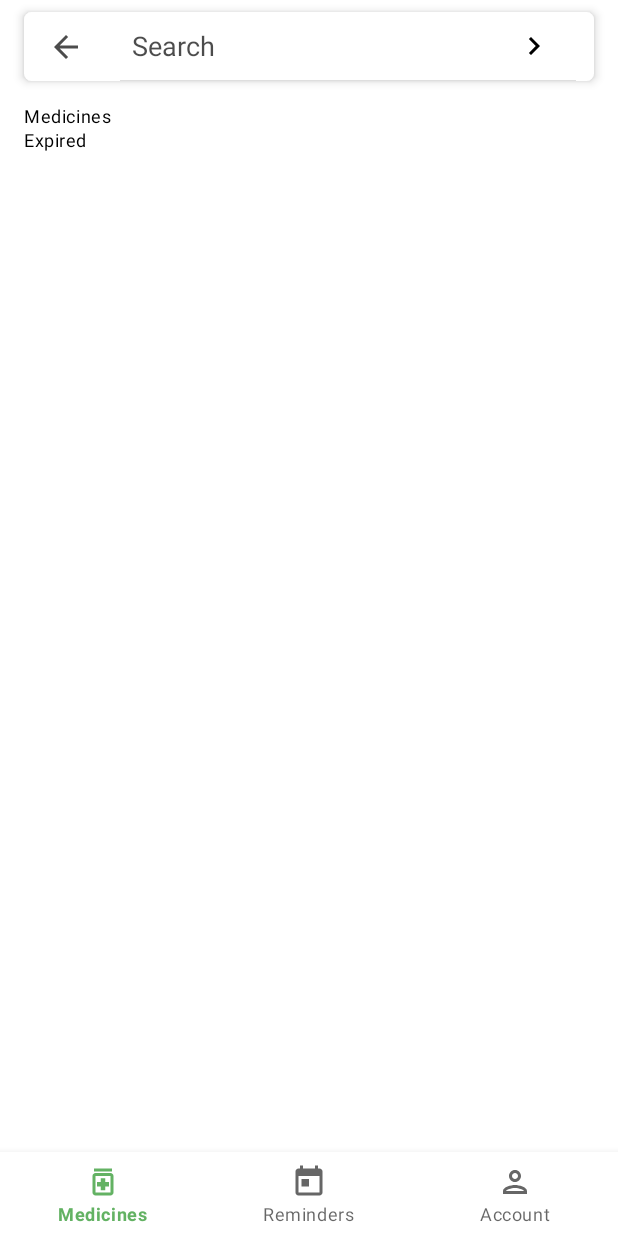
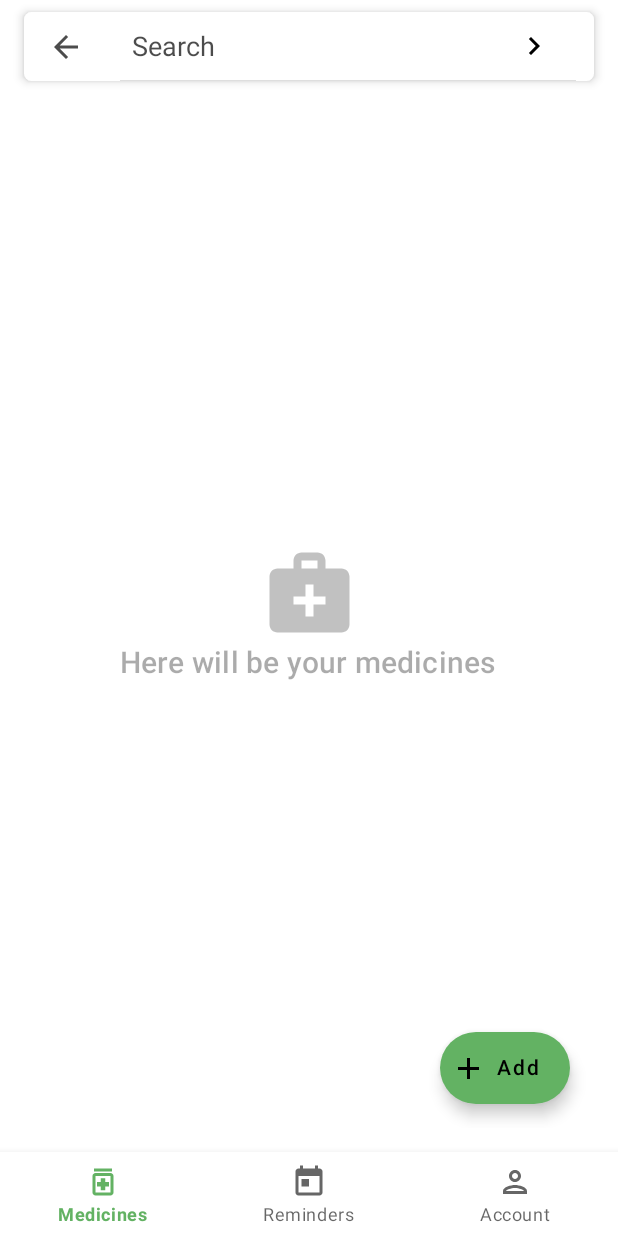
Before and after one commit to l1feforce/MedicinesStorage, an Android app built with Jetpack Compose: the screen it shows after launch (MainActivity), after a tap on "Medicines", on a phone screen of 412 x 824 dp. Run offline under Robolectric (Android 15) with nearby library versions, the phone set to English and light mode, and no system bars; our stand-ins replace Firebase (no records; nobody signed in at launch, a user with empty details on screens opened directly), Room's generated code, accompanist, navigation-ui; libraries missing offline, so code that uses them is left out: com.fasterxml.jackson, retrofit2.converter.jackson; 5 statements that could not run were skipped.

Commit message:
Migrated MedicinesScreen to jetpack compose

```diff
--- a/app/src/main/java/ru/spbstu/gusev/medicinesstorage/di/Modules.kt
+++ b/app/src/main/java/ru/spbstu/gusev/medicinesstorage/di/Modules.kt
@@ -4,6 +4,7 @@ import androidx.room.Room
 import androidx.work.WorkManager
 import org.koin.android.ext.koin.androidApplication
 import org.koin.androidx.viewmodel.dsl.viewModel
+import org.koin.androidx.viewmodel.dsl.viewModelOf
 import org.koin.dsl.module
 import ru.spbstu.gusev.medicinesstorage.data.local.medicines.MEDICINES_DATABASE_NAME
 import ru.spbstu.gusev.medicinesstorage.data.local.medicines.MedicinesDatabase
@@ -48,7 +49,7 @@ fun mainModule() = module {
 }
 
 fun viewModelsModel() = module {
-    viewModel { MedicinesViewModel(get()) }
+    viewModelOf(::MedicinesViewModel)
     viewModel { RemindersViewModel(get(), get()) }
     viewModel { AccountViewModel(get(), get()) }
     viewModel { MedicineDetailsViewModel(get()) }
--- /dev/null
+++ b/app/src/main/java/ru/spbstu/gusev/medicinesstorage/ui/animations/ContentVisibility.kt
@@ -0,0 +1,26 @@
+package ru.spbstu.gusev.medicinesstorage.ui.animations
+
+import androidx.compose.animation.AnimatedVisibility
+import androidx.compose.animation.AnimatedVisibilityScope
+import androidx.compose.animation.core.Spring
+import androidx.compose.animation.core.spring
+import androidx.compose.animation.fadeIn
+import androidx.compose.animation.fadeOut
+import androidx.compose.runtime.Composable
+import androidx.compose.runtime.getValue
+import androidx.compose.runtime.mutableStateOf
+import androidx.compose.runtime.remember
+
+@Composable
+fun CrossfadeVisibility(
+    visible: Boolean,
+    content: @Composable() AnimatedVisibilityScope.() -> Unit
+) {
+    val spring by remember { mutableStateOf(spring<Float>(stiffness = Spring.StiffnessMediumLow)) }
+    AnimatedVisibility(
+        visible = visible,
+        enter = fadeIn(spring),
+        exit = fadeOut(spring),
+        content = content
+    )
+}
--- a/app/src/main/java/ru/spbstu/gusev/medicinesstorage/ui/medicines/MedicinesFragment.kt
+++ b/app/src/main/java/ru/spbstu/gusev/medicinesstorage/ui/medicines/MedicinesFragment.kt
@@ -3,32 +3,24 @@ package ru.spbstu.gusev.medicinesstorage.ui.medicines
 import android.os.Bundle
 import android.view.*
 import androidx.appcompat.widget.SearchView
-import androidx.compose.ui.platform.ComposeView
 import androidx.core.os.bundleOf
-import androidx.databinding.DataBindingUtil
-import androidx.fragment.app.Fragment
 import androidx.navigation.NavOptions
 import androidx.navigation.fragment.findNavController
 import org.koin.androidx.viewmodel.ext.android.viewModel
 import ru.spbstu.gusev.medicinesstorage.R
-import ru.spbstu.gusev.medicinesstorage.databinding.FragmentMedicinesBinding
+import ru.spbstu.gusev.medicinesstorage.core.BaseFragment
 import ru.spbstu.gusev.medicinesstorage.extensions.getColorFromTheme
 import ru.spbstu.gusev.medicinesstorage.extensions.hideKeyboard
 import ru.spbstu.gusev.medicinesstorage.extensions.setIconsColor
 import ru.spbstu.gusev.medicinesstorage.extensions.setupSearch
-import ru.spbstu.gusev.medicinesstorage.ui.medicines.adapters.MedicinesAdapter
+import ru.spbstu.gusev.medicinesstorage.models.Medicine
 import ru.spbstu.gusev.medicinesstorage.ui.medicines.medicinedetails.MEDICINE_DETAILS_KEY
 import ru.spbstu.gusev.medicinesstorage.ui.medicines.screens.medicines_list.MedicinesListScreen
-import ru.spbstu.gusev.medicinesstorage.utils.livedata.EventObserver
+import ru.spbstu.gusev.medicinesstorage.utils.composeContent
 
-class MedicinesFragment : Fragment() {
+class MedicinesFragment : BaseFragment() {
 
     val viewModel: MedicinesViewModel by viewModel()
-    private lateinit var binding: FragmentMedicinesBinding
-    private lateinit var freshMedicinesAdapter: MedicinesAdapter
-    private lateinit var expiredMedicinesAdapter: MedicinesAdapter
-
-    private val useCompose = true
 
     override fun onCreateView(
         inflater: LayoutInflater,
@@ -36,53 +28,24 @@ class MedicinesFragment : Fragment() {
         savedInstanceState: Bundle?
     ): View {
         setHasOptionsMenu(true)
-        if (!useCompose) {
-            binding =
-                DataBindingUtil.inflate(inflater, R.layout.fragment_medicines, container, false)
 
-            binding.lifecycleOwner = this.viewLifecycleOwner
-            binding.viewmodel = viewModel
-
-            freshMedicinesAdapter = MedicinesAdapter()
-            expiredMedicinesAdapter = MedicinesAdapter()
-
-            binding.expiredMedicinesAdapter = expiredMedicinesAdapter
-            binding.freshMedicinesAdapter = freshMedicinesAdapter
-
-            return binding.root
-        } else {
-            return ComposeView(requireContext()).apply {
-                setContent { MedicinesListScreen() }
-            }
+        return composeContent(requireContext()) {
+            MedicinesListScreen(viewModel,
+            onAddNewClick = ::onAddNewClick,
+            onOpenMedicineClick = ::onOpenMedicineClick)
         }
     }
 
-    override fun onActivityCreated(savedInstanceState: Bundle?) {
-        super.onActivityCreated(savedInstanceState)
+    private fun onAddNewClick() {
+        val navOptions = NavOptions.Builder().apply {
+            this.setLaunchSingleTop(true)
+        }.build()
+        findNavController().navigate(R.id.navigation_medicines_search, null, navOptions)
+    }
 
-        if (!useCompose) {
-            viewModel.freshMedicinesList.observe(viewLifecycleOwner, {
-                freshMedicinesAdapter.submitList(it)
-            })
-            viewModel.expiredMedicinesList.observe(viewLifecycleOwner, {
-                expiredMedicinesAdapter.submitList(it)
-            })
-            viewModel.openMedicineEvent.observe(
-                viewLifecycleOwner,
-                EventObserver { medicineDetails ->
-                    val bundle = bundleOf(MEDICINE_DETAILS_KEY to medicineDetails)
-                    findNavController().navigate(R.id.navigation_medicine_details, bundle)
-                })
-            viewModel.addNewMedicineEvent.observe(viewLifecycleOwner, EventObserver {
-                val navOptions = NavOptions.Builder().apply {
-                    this.setLaunchSingleTop(true)
-                }.build()
-                findNavController().navigate(R.id.navigation_medicines_search, null, navOptions)
-            })
-            viewModel.medicinesList.observe(viewLifecycleOwner, {
-                viewModel.filteredMedicinesList.value = it
-            })
-        }
+    private fun onOpenMedicineClick(medicineDetails: Medicine) {
+        val bundle = bundleOf(MEDICINE_DETAILS_KEY to medicineDetails)
+        findNavController().navigate(R.id.navigation_medicine_details, bundle)
     }
 
     override fun onCreateOptionsMenu(menu: Menu, inflater: MenuInflater) {
--- a/app/src/main/java/ru/spbstu/gusev/medicinesstorage/ui/medicines/MedicinesViewModel.kt
+++ b/app/src/main/java/ru/spbstu/gusev/medicinesstorage/ui/medicines/MedicinesViewModel.kt
@@ -1,58 +1,64 @@
 package ru.spbstu.gusev.medicinesstorage.ui.medicines
 
-import androidx.lifecycle.MutableLiveData
-import androidx.lifecycle.Transformations
+import androidx.compose.runtime.getValue
+import androidx.compose.runtime.mutableStateOf
+import androidx.compose.runtime.setValue
 import androidx.lifecycle.ViewModel
-import androidx.lifecycle.asLiveData
+import androidx.lifecycle.viewModelScope
+import kotlinx.coroutines.flow.onStart
+import kotlinx.coroutines.launch
 import ru.spbstu.gusev.medicinesstorage.data.local.medicines.MedicinesRepository
 import ru.spbstu.gusev.medicinesstorage.models.Medicine
-import ru.spbstu.gusev.medicinesstorage.utils.livedata.Event
 
-class MedicinesViewModel(medicinesRepository: MedicinesRepository) : ViewModel() {
+class MedicinesViewModel(private val medicinesRepository: MedicinesRepository) : ViewModel() {
 
-    private val currentTimeSeconds = System.currentTimeMillis() / 1000
+    private val currentTimeSeconds: Long
+        get() = System.currentTimeMillis() / 1000
 
-    val medicinesList =
-        medicinesRepository.getAllMedicines().asLiveData()
-    val filteredMedicinesList = MutableLiveData(medicinesRepository.getAllMedicines().asLiveData().value)
-    val isEmptyMedicinesList =
-        Transformations.map(medicinesList) { it.isEmpty() }
+    private var medicinesListState by mutableStateOf(emptyList<Medicine>())
+    var filteredMedicinesListState by mutableStateOf(emptyList<Medicine>())
+    fun isMedicinesListEmpty() = filteredMedicinesListState.isEmpty()
 
-    val expiredMedicinesList = Transformations.map(filteredMedicinesList) { medicinesList ->
-        medicinesList?.filter { medicine ->
-            currentTimeSeconds >= medicine.useUntil
-        } ?: listOf()
+    var isLoading by mutableStateOf(false)
+
+    var freshMedicinesListState by mutableStateOf(emptyList<Medicine>())
+    fun isFreshMedicinesListEmpty() = freshMedicinesListState.isEmpty()
+
+    var expiredMedicinesListState by mutableStateOf(emptyList<Medicine>())
+    fun isExpiredMedicinesListEmpty() = expiredMedicinesListState.isEmpty()
+
+    init {
+        viewModelScope.launch { observeMedicinesItems() }
     }
-    val isEmptyExpiredMedicinesList =
-        Transformations.map(expiredMedicinesList) { it.isEmpty() }
-
-    val freshMedicinesList = Transformations.map(filteredMedicinesList) { medicinesList ->
-        medicinesList?.filter { medicine ->
-            currentTimeSeconds < medicine.useUntil
-        } ?: listOf()
-    }
-    val isEmptyFreshMedicinesList =
-        Transformations.map(freshMedicinesList) { it.isEmpty() }
 
     fun filter(query: String?) {
-        val filteredList = medicinesList.value?.filter { medicine ->
+        val filteredList = medicinesListState.filter { medicine ->
             medicine.name.contains(
                 query ?: "",
                 ignoreCase = true
             )
         }
-        filteredMedicinesList.value = filteredList
+        filteredMedicinesListState = filteredList
+        filterMedicines(filteredMedicinesListState)
     }
 
-    val openMedicineEvent = MutableLiveData<Event<Medicine>>()
-
-    fun openMedicine(medicine: Medicine) {
-        openMedicineEvent.value = Event(medicine)
+    private suspend fun observeMedicinesItems() {
+        medicinesRepository.getAllMedicines()
+            .onStart { isLoading = true }
+            .collect { medicinesList ->
+                medicinesListState = medicinesList
+                filteredMedicinesListState = medicinesList
+                filterMedicines(medicinesList)
+                isLoading = false
+            }
     }
 
-    val addNewMedicineEvent = MutableLiveData<Event<Unit>>()
-
-    fun addNewMedicine() {
-        addNewMedicineEvent.value = Event(Unit)
+    private fun filterMedicines(medicinesList: List<Medicine>) {
+        freshMedicinesListState = medicinesList.filter { medicine ->
+            currentTimeSeconds < medicine.useUntil
+        }
+        expiredMedicinesListState = medicinesList.filter { medicine ->
+            currentTimeSeconds >= medicine.useUntil
+        }
     }
 }
--- /dev/null
+++ b/app/src/main/java/ru/spbstu/gusev/medicinesstorage/ui/medicines/screens/medicines_list/MedicinesEmptyPlaceholder.kt
@@ -0,0 +1,39 @@
+package ru.spbstu.gusev.medicinesstorage.ui.medicines.screens.medicines_list
+
+import androidx.compose.foundation.Image
+import androidx.compose.foundation.layout.Arrangement
+import androidx.compose.foundation.layout.Column
+import androidx.compose.foundation.layout.Spacer
+import androidx.compose.foundation.layout.requiredHeight
+import androidx.compose.material.ContentAlpha
+import androidx.compose.material.LocalContentAlpha
+import androidx.compose.material.MaterialTheme
+import androidx.compose.material.Text
+import androidx.compose.runtime.Composable
+import androidx.compose.ui.Alignment
+import androidx.compose.ui.Modifier
+import androidx.compose.ui.draw.alpha
+import androidx.compose.ui.res.painterResource
+import androidx.compose.ui.res.stringResource
+import ru.spbstu.gusev.medicinesstorage.R
+import ru.spbstu.gusev.medicinesstorage.ui.theme.MedicinesEmptyPlaceholderVerticalPadding
+
+
+@Composable
+fun MedicinesEmptyPlaceholder(modifier: Modifier = Modifier) {
+    Column(
+        verticalArrangement = Arrangement.Center,
+        horizontalAlignment = Alignment.CenterHorizontally,
+        modifier = modifier.alpha(ContentAlpha.disabled)
+    ) {
+        Image(
+            painter = painterResource(id = R.drawable.ic_medical_services_24px),
+            contentDescription = null
+        )
+        Spacer(modifier = Modifier.requiredHeight(MedicinesEmptyPlaceholderVerticalPadding))
+        Text(
+            text = stringResource(id = R.string.medicines_empty_title),
+            style = MaterialTheme.typography.h6
+        )
+    }
+}
--- a/app/src/main/java/ru/spbstu/gusev/medicinesstorage/ui/medicines/screens/medicines_list/MedicinesListScreen.kt
+++ b/app/src/main/java/ru/spbstu/gusev/medicinesstorage/ui/medicines/screens/medicines_list/MedicinesListScreen.kt
@@ -1,67 +1,97 @@
 package ru.spbstu.gusev.medicinesstorage.ui.medicines.screens.medicines_list
 
-import android.util.Log
-import androidx.annotation.StringRes
-import androidx.compose.foundation.ExperimentalFoundationApi
+import androidx.compose.foundation.layout.Box
+import androidx.compose.foundation.layout.fillMaxSize
 import androidx.compose.foundation.layout.padding
 import androidx.compose.foundation.lazy.LazyColumn
-import androidx.compose.foundation.lazy.LazyListScope
-import androidx.compose.foundation.lazy.items
-import androidx.compose.material.MaterialTheme
-import androidx.compose.material.Scaffold
-import androidx.compose.material.Text
+import androidx.compose.material.*
 import androidx.compose.runtime.Composable
-import androidx.compose.runtime.LaunchedEffect
-import androidx.compose.runtime.getValue
-import androidx.compose.runtime.livedata.observeAsState
+import androidx.compose.ui.Alignment
 import androidx.compose.ui.Modifier
+import androidx.compose.ui.res.painterResource
 import androidx.compose.ui.res.stringResource
 import org.koin.androidx.compose.get
 import ru.spbstu.gusev.medicinesstorage.R
 import ru.spbstu.gusev.medicinesstorage.models.Medicine
+import ru.spbstu.gusev.medicinesstorage.ui.animations.CrossfadeVisibility
 import ru.spbstu.gusev.medicinesstorage.ui.medicines.MedicinesViewModel
 import ru.spbstu.gusev.medicinesstorage.ui.theme.CommonScreenPadding
+import ru.spbstu.gusev.medicinesstorage.utils.showIf
 
 @Composable
 fun MedicinesListScreen(
-    viewModel: MedicinesViewModel = get()
+    viewModel: MedicinesViewModel = get(),
+    onAddNewClick: () -> Unit,
+    onOpenMedicineClick: (medicine: Medicine) -> Unit
 ) {
-    val freshMedicinesList: List<Medicine> by viewModel.freshMedicinesList.observeAsState(emptyList())
-    val expiredMedicinesList: List<Medicine> by viewModel.expiredMedicinesList.observeAsState(emptyList())
-    LaunchedEffect(key1 = freshMedicinesList) {
-        Log.d("test", "MedicinesListScreen: $freshMedicinesList")
+    Scaffold(
+        modifier = Modifier.padding(CommonScreenPadding),
+        floatingActionButton = {
+            ExtendedFabButton(onClick = onAddNewClick)
+        }) {
+        Box(
+            modifier = Modifier
+                .fillMaxSize()
+                .padding(it)
+        ) {
+            MedicinesLazyColumn(
+                viewModel,
+                onOpenMedicineClick,
+                Modifier.fillMaxSize()
+            )
+
+            CrossfadeVisibility(viewModel.isMedicinesListEmpty() && !viewModel.isLoading) {
+                MedicinesEmptyPlaceholder(
+                    modifier = Modifier
+                        .fillMaxSize()
+                        .align(Alignment.Center)
+                )
+            }
+        }
     }
-    Scaffold(modifier = Modifier.padding(CommonScreenPadding)) {
-        LazyColumn(modifier = Modifier.padding(it)) {
+}
+
+@Composable
+fun MedicinesLazyColumn(
+    viewModel: MedicinesViewModel,
+    onClick: (Medicine) -> Unit,
+    modifier: Modifier = Modifier
+) {
+    LazyColumn(
+        modifier = modifier
+    ) {
+        showIf(!viewModel.isFreshMedicinesListEmpty()) {
             MedicinesListBlock(
                 title = R.string.medicines_medicines_title,
-                medicineItems = freshMedicinesList
+                medicineItems = viewModel.freshMedicinesListState,
+                onClick = onClick
             )
+        }
+        showIf(!viewModel.isExpiredMedicinesListEmpty()) {
             MedicinesListBlock(
                 title = R.string.medicines_expired_title,
-                medicineItems = expiredMedicinesList
+                medicineItems = viewModel.expiredMedicinesListState,
+                onClick = onClick
             )
         }
     }
 }
 
-@OptIn(ExperimentalFoundationApi::class)
-fun LazyListScope.MedicinesListBlock(
-    @StringRes title: Int,
-    medicineItems: List<Medicine>
-) {
-    stickyHeader {
-        Text(
-            text = stringResource(id = title),
-            style = MaterialTheme.typography.caption,
-        )
-    }
-    items(medicineItems) {
-        MedicineItem(medicine = it)
-    }
+@Composable
+fun ExtendedFabButton(onClick: () -> Unit, modifier: Modifier = Modifier) {
+    ExtendedFloatingActionButton(
+        text = { Text(text = stringResource(id = R.string.medicines_extended_fab_label)) },
+        onClick = onClick,
+        icon = {
+            Icon(
+                painter = painterResource(id = R.drawable.ic_plus_24dp),
+                contentDescription = stringResource(
+                    id = R.string.medicines_extended_fab_label
+                )
+            )
+        },
+        backgroundColor = MaterialTheme.colors.primary,
+        contentColor = MaterialTheme.colors.onPrimary,
+        modifier = modifier
+    )
 }
-
-@Composable
-fun MedicineItem(medicine: Medicine) {
-    Text(text = medicine.name)
-}
--- a/app/src/main/java/ru/spbstu/gusev/medicinesstorage/ui/theme/Color.kt
+++ b/app/src/main/java/ru/spbstu/gusev/medicinesstorage/ui/theme/Color.kt
@@ -2,12 +2,17 @@ package ru.spbstu.gusev.medicinesstorage.ui.theme
 
 import androidx.compose.ui.graphics.Color
 
-val Purple200 = Color(0xFFBB86FC)
+val Purple200 = Color(0xFF63b263)
 val Purple500 = Color(0xFF6200EE)
 val Purple700 = Color(0xFF3700B3)
 val Teal200 = Color(0xFF03DAC5)
 
 val Grey500 = Color(0xFFe8e8e8)
-val Green500 = Color(0xFF57a57e)
+val DarkBlue500 = Color(0xFF2e48ea)
 
-val DarkBlue500 = Color(0xFF2e48ea)
+val Green200 = Color(0xFF94e592)
+val Green500 = Color(0xFF63b263)
+val Green700 = Color(0xFF318237)
+val Pink200 = Color(0xFFffaed0)
+val Pink700 = Color(0xFFb74d71)
+val Red700 = Color(0xFFB00020)
--- a/app/src/main/java/ru/spbstu/gusev/medicinesstorage/ui/theme/Paddings.kt
+++ b/app/src/main/java/ru/spbstu/gusev/medicinesstorage/ui/theme/Paddings.kt
@@ -2,5 +2,6 @@ package ru.spbstu.gusev.medicinesstorage.ui.theme
 
 import androidx.compose.ui.unit.dp
 
-/* Medicines screen*/
+/* Medicines screen */
 val CommonScreenPadding = 16.dp
+val MedicinesEmptyPlaceholderVerticalPadding = 8.dp
--- a/app/src/main/java/ru/spbstu/gusev/medicinesstorage/ui/theme/Theme.kt
+++ b/app/src/main/java/ru/spbstu/gusev/medicinesstorage/ui/theme/Theme.kt
@@ -5,24 +5,28 @@ import androidx.compose.material.MaterialTheme
 import androidx.compose.material.lightColors
 import androidx.compose.runtime.Composable
 import androidx.compose.ui.graphics.Color
+import com.google.accompanist.systemuicontroller.rememberSystemUiController
 
 
 private val LightColorPalette = lightColors(
-    primary = DarkBlue500,
-    primaryVariant = Purple700,
-    secondary = Teal200,
-    background = Grey500,
+    primary = Green500,
+    primaryVariant = Green700,
+    secondary = Pink200,
+    secondaryVariant = Pink700,
+    background = Color.White,
     surface = Color.White,
-    onPrimary = Color.White,
+    onPrimary = Color.Black,
     onSecondary = Color.Black,
     onBackground = Color.Black,
     onSurface = Color.Black,
+    error = Red700,
+    onError = Color.White
 )
 
 @Composable
-fun TeamSearchTheme(darkTheme: Boolean = isSystemInDarkTheme(), content: @Composable () -> Unit) {
+fun MedicinesStorageTheme(darkTheme: Boolean = isSystemInDarkTheme(), content: @Composable () -> Unit) {
     val colors = LightColorPalette
-    //val systemUiController = rememberSystemUiController()
+    val systemUiController = rememberSystemUiController()
 
     MaterialTheme(
         colors = colors,
@@ -31,6 +35,6 @@ fun TeamSearchTheme(darkTheme: Boolean = isSystemInDarkTheme(), content: @Compos
         content = content
     )
 
-    //systemUiController.setStatusBarColor(DarkBlue500, false)
+    systemUiController.setStatusBarColor(Color.White, true)
 
 }
--- /dev/null
+++ b/app/src/main/java/ru/spbstu/gusev/medicinesstorage/utils/ComposeUtils.kt
@@ -0,0 +1,16 @@
+package ru.spbstu.gusev.medicinesstorage.utils
+
+import android.content.Context
+import android.view.View
+import androidx.compose.runtime.Composable
+import androidx.compose.ui.platform.ComposeView
+import ru.spbstu.gusev.medicinesstorage.ui.theme.MedicinesStorageTheme
+
+fun composeContent(context: Context, content: @Composable () -> Unit): View =
+    ComposeView(context).apply {
+        setContent { MedicinesStorageTheme { content() } }
+    }
+
+inline fun showIf(condition: Boolean, action: () -> Unit) {
+    if (condition) action()
+}
--- a/app/src/main/res/layout/item_medicine.xml
+++ b/app/src/main/res/layout/item_medicine.xml
@@ -35,6 +35,7 @@
             android:layout_marginStart="16dp"
             android:layout_marginEnd="8dp"
             android:text="@{medicineItem.name}"
+            tools:text="@tools:sample/full_names"
             android:textColor="?attr/colorOnBackground"
             app:layout_constraintBottom_toTopOf="@+id/item_medicine_description_tv"
             app:layout_constraintEnd_toStartOf="@+id/item_medicine_caption"
@@ -50,6 +51,7 @@
             android:layout_marginStart="16dp"
             android:layout_marginEnd="8dp"
             android:alpha="0.7"
+            tools:text="@tools:sample/cities"
             android:text="@{medicineItem.packageDescription}"
             android:textColor="?attr/colorOnBackground"
             app:layout_constraintBottom_toBottomOf="parent"
@@ -67,6 +69,7 @@
             android:layout_marginTop="16dp"
             android:layout_marginEnd="16dp"
             android:layout_marginBottom="16dp"
+            tools:text="20/20"
             android:textColor="?attr/colorOnBackground"
             app:layout_constraintBottom_toBottomOf="parent"
             app:layout_constraintEnd_toEndOf="parent"
```
Also changed, not shown: app/build.gradle (+8 -0 lines), app/src/main/java/ru/spbstu/gusev/medicinesstorage/core/BaseFragment.kt (added, +19 -0 lines), app/src/main/java/ru/spbstu/gusev/medicinesstorage/ui/medicines/Utils.kt (added, +31 -0 lines), app/src/main/java/ru/spbstu/gusev/medicinesstorage/ui/medicines/screens/medicines_list/MedicinesLazyList.kt (added, +76 -0 lines), app/src/main/java/ru/spbstu/gusev/medicinesstorage/ui/theme/Type.kt (+6 -12 lines), app/src/main/java/ru/spbstu/gusev/medicinesstorage/utils/Flow.kt (added, +21 -0 lines), app/src/main/res/layout/fragment_medicines.xml (deleted, +0 -162 lines).
